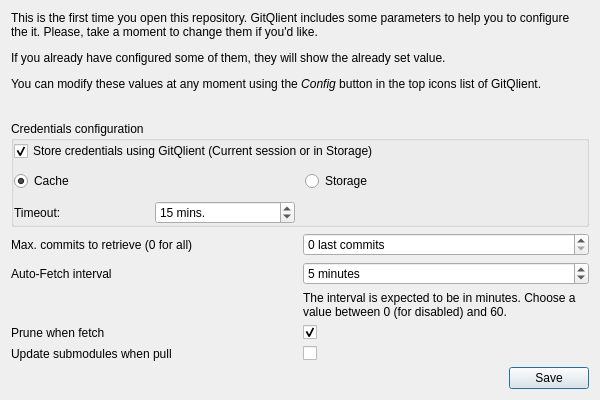
Above: src/aux_widgets/InitialRepoConfig.ui from francescmm/GitQlient before the change. Below: the same form after it.
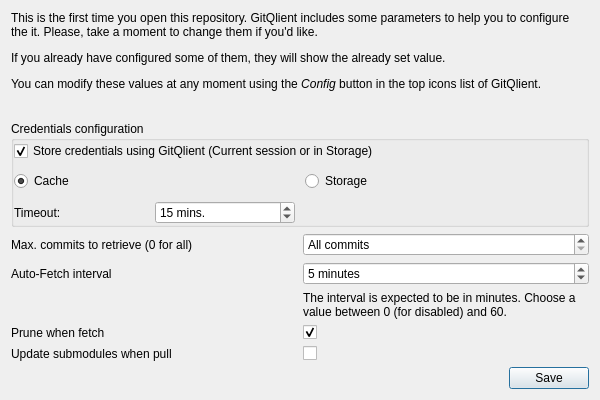
That is the form after the change. Custom widgets are drawn as their Qt base class.

Commit message: #254 Improve special-cases wording

```diff
--- a/src/aux_widgets/InitialRepoConfig.ui
+++ b/src/aux_widgets/InitialRepoConfig.ui
@@ -92,6 +92,9 @@
    </item>
    <item row="4" column="1">
     <widget class="QSpinBox" name="sbMaxCommits">
+     <property name="specialValueText">
+      <string>All commits</string>
+     </property>
      <property name="suffix">
       <string> last commits</string>
      </property>
```
Left out of the diff: 3 changed lines with no effect on the pictures. The commit also changes 1 other file.
